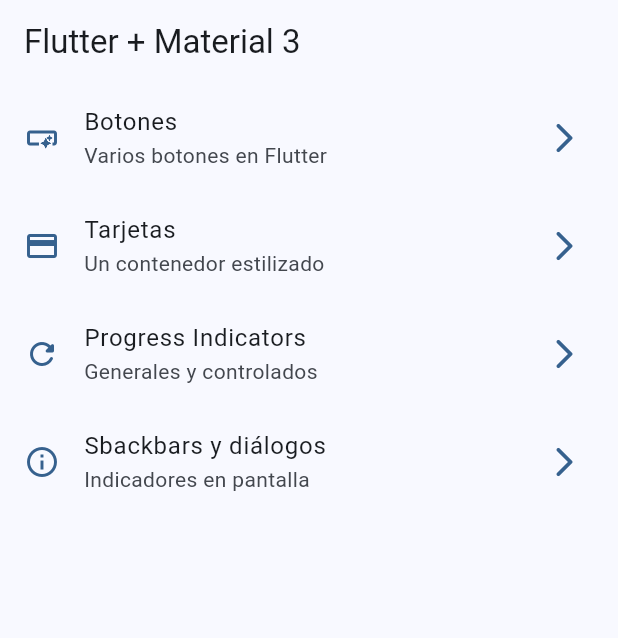
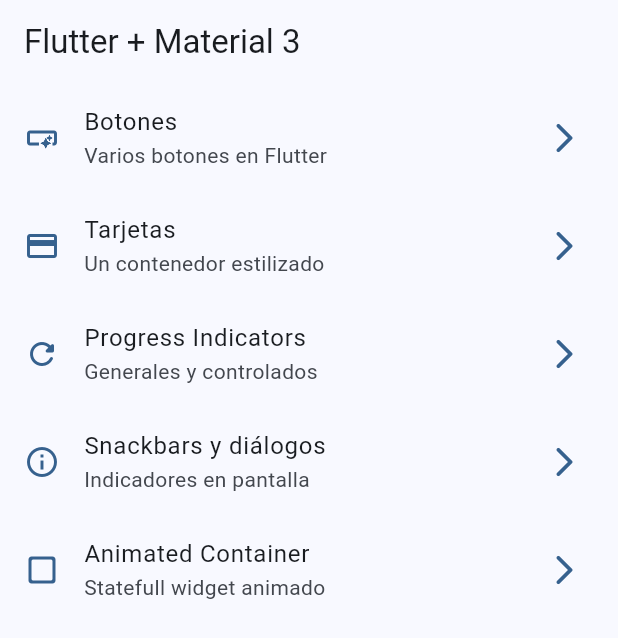
Before and after one commit to DevJorgeRafael/widgets-app-flutter-course, a Flutter app: the screen it shows after launch, on a phone screen of 412 x 824 dp. Shown: the top 638 px of the screen. Run offline on Flutter 3.47's test engine with Material 3 defaults, Android fonts, the phone set to English and light mode, and no system bars; our stand-ins replace go_router.

Commit message:
animated container first step

```diff
--- a/lib/config/menu/menu_items.dart
+++ b/lib/config/menu/menu_items.dart
@@ -38,9 +38,16 @@ const appMenuItems = <MenuItem>[
   ),
 
   MenuItem(
-    title: 'Sbackbars y diálogos',
+    title: 'Snackbars y diálogos',
     subTitle: 'Indicadores en pantalla',
     link: '/snackbars',
     icon: Icons.info_outline,
   ),
+
+  MenuItem(
+    title: 'Animated Container',
+    subTitle: 'Statefull widget animado',
+    link: '/animated',
+    icon: Icons.check_box_outline_blank_rounded,
+  ),
 ];
--- a/lib/config/router/app_router.dart
+++ b/lib/config/router/app_router.dart
@@ -36,5 +36,11 @@ final appRouter = GoRouter(
       builder: (context, state) => const SnackbarScreen(),
     ),
 
+    GoRoute(
+      path: '/animated',
+      name: AnimatedScreen.name,
+      builder: (context, state) => const AnimatedScreen(),
+    ),
+
   ]
 );
```
Also changed, not shown: lib/presentation/screens/animated/animated_screen.dart (+25 -1 lines).
